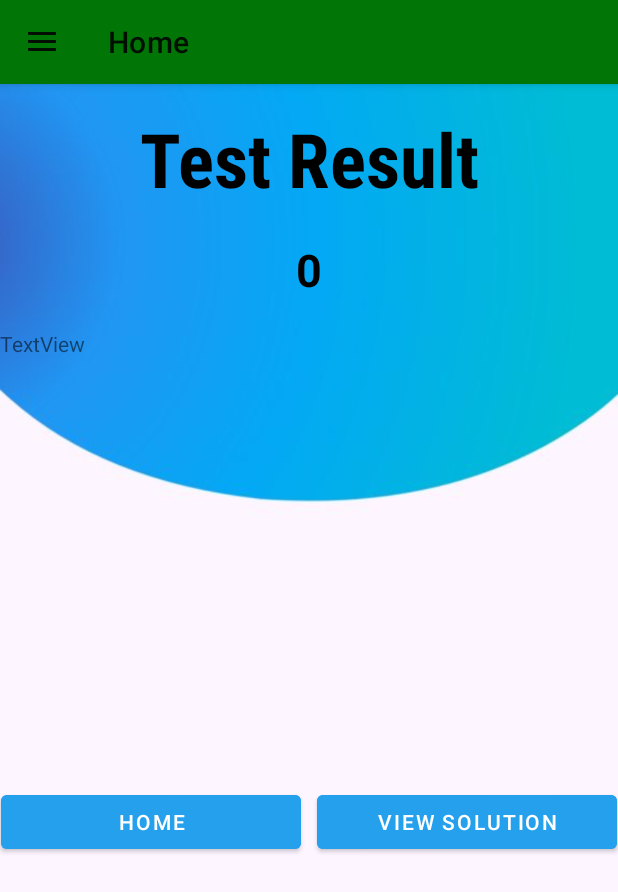
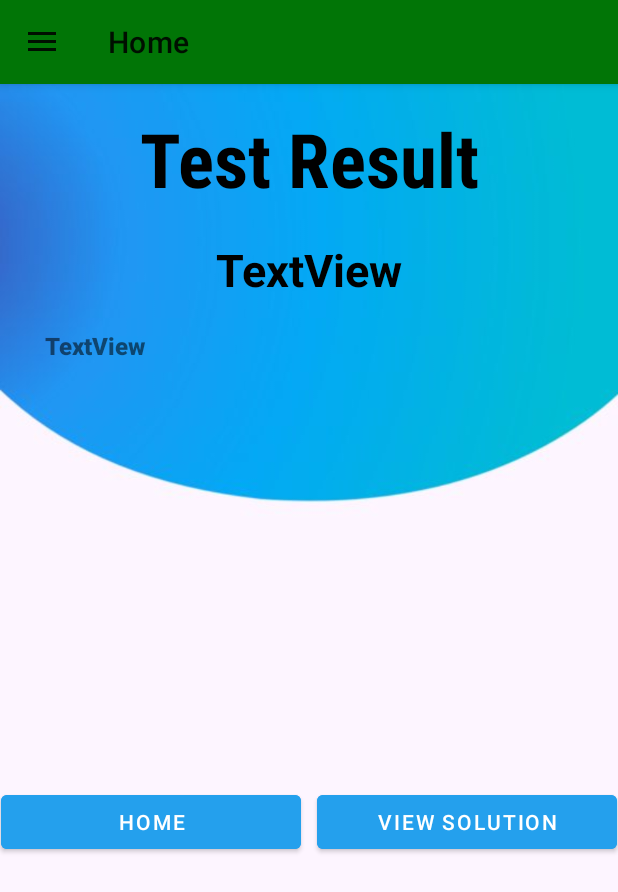
Before and after one commit to explo-mock-test/JEE-Mock-Test-Series, an Android app: the fragment SubmissionFragment placed in its activity, on a phone screen of 412 x 824 dp. Shown: the top 892 px of the screen. Run offline under Robolectric (Android 15) with nearby library versions, the phone set to English and light mode, and no system bars; our stand-ins replace Firebase (no records; nobody signed in at launch, a user with empty details on screens opened directly), data binding, navigation-ui; libraries missing offline, so code that uses them is left out: com.qdot.mathrendererlib; 6 statements that could not run were skipped.

Commit message:
changes to submission and mockreview

```diff
--- a/app/src/main/java/com/farfromcampus/jeemocktestseries/MockReviewFragment.kt
+++ b/app/src/main/java/com/farfromcampus/jeemocktestseries/MockReviewFragment.kt
@@ -105,9 +105,11 @@
         mockNum.visibility = View.VISIBLE
         Ques.visibility = View.VISIBLE
         details.visibility = View.VISIBLE
+        binding.scroll.visibility = View.VISIBLE
         binding.instructions.visibility = View.VISIBLE
         binding.startx.visibility= View.VISIBLE
         mockNum.text = "Mock Test $testnumber"
+
 
         val a = physics.size
         val b = chemistry.size
--- a/app/src/main/java/com/farfromcampus/jeemocktestseries/models/Questions.kt
+++ b/app/src/main/java/com/farfromcampus/jeemocktestseries/models/Questions.kt
@@ -14,6 +14,7 @@
     var AnswerSheet: Array<String> = Array(100){""}
     var subject: Array<Int> = Array(3){-1}
     var mock_id: String = ""
+    var marks:Array<Int> = Array(6){0} //0->total marks 1->physics 2->chemistry 3->maths 4->wrong answer 5->total attempt
 }
 
 class Questions:Serializable{
--- a/app/src/main/res/layout/fragment_submission.xml
+++ b/app/src/main/res/layout/fragment_submission.xml
@@ -67,13 +67,17 @@
             app:layout_constraintTop_toBottomOf="@+id/textView2" />
 
         <TextView
-            android:id="@+id/textView4"
+            android:id="@+id/resultdetails"
             android:layout_width="match_parent"
-            android:layout_height="78dp"
+            android:layout_height="wrap_content"
+            android:layout_marginStart="30dp"
             android:layout_marginTop="20dp"
+            android:layout_marginEnd="30dp"
+
+            android:fontFamily="sans-serif-black"
             android:text="TextView"
+            android:textSize="16sp"
             app:layout_constraintEnd_toEndOf="parent"
-
             app:layout_constraintStart_toStartOf="parent"
             app:layout_constraintTop_toBottomOf="@+id/marks" />
     </androidx.constraintlayout.widget.ConstraintLayout>
```
Also changed, not shown: app/src/main/java/com/farfromcampus/jeemocktestseries/MockTestFragment.kt (+26 -4 lines), app/src/main/java/com/farfromcampus/jeemocktestseries/SubmissionFragment.kt (+16 -7 lines), app/src/main/res/layout/fragment_mock_review.xml (+21 -11 lines).
